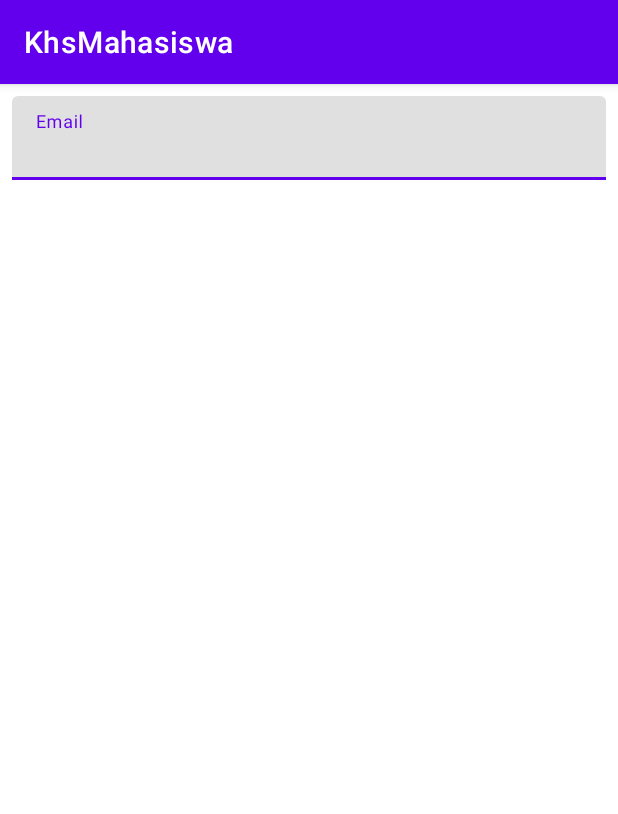
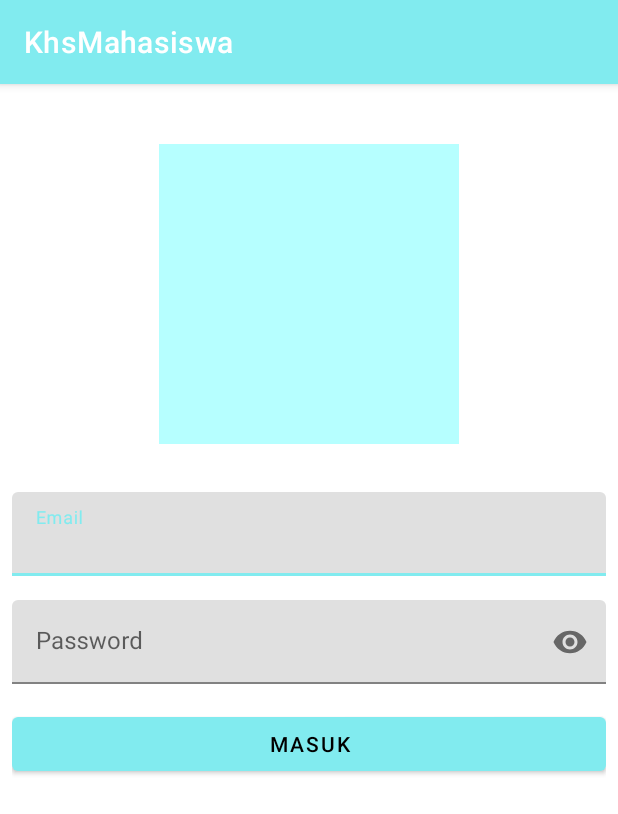
Before and after one commit to Tomjerry12345/KhsMahasiswa, an Android app: the screen it shows after launch (AutentikasiActivity), on a phone screen of 412 x 824 dp. Shown: the top 814 px of the screen. Run offline under Robolectric (Android 15) with nearby library versions, the phone set to English and light mode, and no system bars; our stand-ins replace Firebase (no records; nobody signed in at launch, a user with empty details on screens opened directly), data binding.

Commit message:
02/03/2022

```diff
--- a/app/build.gradle
+++ b/app/build.gradle
@@ -9,7 +9,7 @@ android {
     compileSdk 31
 
     defaultConfig {
-        applicationId "com.mybaseprojectandroid"
+        applicationId "com.khsmahasiswa"
         minSdk 21
         targetSdk 31
         versionCode 1
@@ -79,4 +79,7 @@ dependencies {
 
     // other
     implementation 'androidx.work:work-runtime:2.7.1'
+
+    // dialog progress
+    implementation 'com.github.d-max:spots-dialog:1.1@aar'
 }
--- a/app/src/main/java/com/khsmahasiswa/database/firebase/FirebaseDatabase.kt
+++ b/app/src/main/java/com/khsmahasiswa/database/firebase/FirebaseDatabase.kt
@@ -82,7 +82,7 @@ class FirebaseDatabase {
         }
     }
 
-    suspend fun login(path: String, username: String, password: String, msgSuccess: String, msgError: String): Response {
+    suspend fun login(path: String, username: String, password: String): Response {
         return try {
             val data = db.collection(path).whereEqualTo("username", username).get().await()
             var password1 = ""
@@ -92,7 +92,6 @@ class FirebaseDatabase {
                 Response.Error(
                     "Username tidak di temukan"
                 )
-
             } else {
                 // Check Password
                 for (i in data) {
@@ -106,8 +105,7 @@ class FirebaseDatabase {
                         val model = it.toObject(ExamplesModel::class.java)
                         SavedData.setObject(model)
                     }
-
-                    Response.Success("Sukses")
+                    Response.Success("sukses")
                 } else {
                     Response.Error("Password salah")
                 }
--- a/app/src/main/java/com/khsmahasiswa/ui/autentikasi/login/LoginFragment.kt
+++ b/app/src/main/java/com/khsmahasiswa/ui/autentikasi/login/LoginFragment.kt
@@ -3,15 +3,39 @@ package com.khsmahasiswa.ui.autentikasi.login
 import android.os.Bundle
 import android.view.View
 import androidx.fragment.app.Fragment
+import androidx.fragment.app.viewModels
 import com.khsmahasiswa.R
+import com.khsmahasiswa.database.firebase.FirebaseDatabase
+import com.khsmahasiswa.databinding.LoginFragmentBinding
+import com.khsmahasiswa.utils.network.Response
+import com.khsmahasiswa.utils.other.showDialog
+import com.khsmahasiswa.utils.other.showLogAssert
+import com.khsmahasiswa.utils.other.showToast
 
 class LoginFragment : Fragment(R.layout.login_fragment) {
 
-    private lateinit var viewModel: LoginViewModel
+    private val viewModel: LoginViewModel by viewModels {
+        LoginViewModel.Factory(FirebaseDatabase())
+    }
 
     override fun onViewCreated(view: View, savedInstanceState: Bundle?) {
         super.onViewCreated(view, savedInstanceState)
 
+        val binding = LoginFragmentBinding.bind(view)
+        binding.viewModel = viewModel
+
+        viewModel.response.observe(viewLifecycleOwner) { response ->
+            when(response) {
+                is Response.Changed -> TODO()
+                is Response.Error -> {
+                    showToast(requireContext(), response.error)
+                }
+                is Response.Success -> {
+                    showToast(requireContext(), response.succes)
+                }
+
+            }
+        }
     }
 
 }
--- a/app/src/main/java/com/khsmahasiswa/ui/autentikasi/login/LoginViewModel.kt
+++ b/app/src/main/java/com/khsmahasiswa/ui/autentikasi/login/LoginViewModel.kt
@@ -1,8 +1,44 @@
 package com.khsmahasiswa.ui.autentikasi.login
 
+import android.view.View
 import androidx.lifecycle.MutableLiveData
 import androidx.lifecycle.ViewModel
+import androidx.lifecycle.ViewModelProvider
+import androidx.lifecycle.viewModelScope
+import com.khsmahasiswa.database.firebase.FirebaseDatabase
+import com.khsmahasiswa.utils.network.Response
+import com.khsmahasiswa.utils.other.showDialog
+import com.khsmahasiswa.utils.other.showLogAssert
+import com.khsmahasiswa.utils.other.showToast
+import com.khsmahasiswa.utils.widget.checkEmpty
+import kotlinx.coroutines.launch
 
-class LoginViewModel : ViewModel() {
+class LoginViewModel(private val firebaseDatabase: FirebaseDatabase) : ViewModel() {
+
     val email = MutableLiveData<String>()
+    val password = MutableLiveData<String>()
+
+    val response = MutableLiveData<Response>()
+
+    fun onLogin(view: View) {
+        try {
+            val email = checkEmpty(email.value)
+            val password = checkEmpty(password.value)
+            val dialog = showDialog(view.context, "Sedang di proses")
+            viewModelScope.launch {
+                response.value = firebaseDatabase.login("users", email, password)
+                dialog.dismiss()
+            }
+        } catch (t: Throwable) {
+            showToast(view.context, t.message.toString())
+        }
+    }
+
+    class Factory(private val firebaseDatabase: FirebaseDatabase) : ViewModelProvider.Factory {
+        @Suppress("UNCHECKED_CAST")
+
+        override fun <T : ViewModel> create(modelClass: Class<T>): T {
+            return LoginViewModel(firebaseDatabase) as T
+        }
+    }
 }
--- a/app/src/main/res/layout/examples_firebase_notification_fragment.xml
+++ b/app/src/main/res/layout/examples_firebase_notification_fragment.xml
@@ -17,8 +17,7 @@
             android:layout_width="wrap_content"
             android:layout_height="wrap_content"
             android:layout_marginBottom="16dp"
-            android:layout_gravity="center_horizontal"
-            android:src="@drawable/firebase_lockup_400" />
+            android:layout_gravity="center_horizontal" />
 
         <TextView
             android:id="@+id/informationTextView"
--- a/app/src/main/res/layout/login_fragment.xml
+++ b/app/src/main/res/layout/login_fragment.xml
@@ -1,5 +1,6 @@
 <?xml version="1.0" encoding="utf-8"?>
 <layout xmlns:android="http://schemas.android.com/apk/res/android"
+    xmlns:app="http://schemas.android.com/apk/res-auto"
     xmlns:tools="http://schemas.android.com/tools">
 
     <data>
@@ -9,23 +10,58 @@
 
     </data>
 
-    <androidx.constraintlayout.widget.ConstraintLayout
+    <androidx.appcompat.widget.LinearLayoutCompat
         android:layout_width="match_parent"
         android:layout_height="match_parent"
         android:padding="8dp"
+        android:orientation="vertical"
         tools:context="com.khsmahasiswa.ui.autentikasi.login.LoginFragment">
+
+        <androidx.appcompat.widget.AppCompatImageView
+            android:layout_width="200dp"
+            android:layout_height="200dp"
+            android:src="@color/primary_light"
+            android:layout_gravity="center"
+            android:layout_marginTop="32dp"
+            android:layout_marginBottom="32dp"/>
 
         <com.google.android.material.textfield.TextInputLayout
             android:layout_width="match_parent"
-            android:layout_height="match_parent"
-            android:hint="Email">
+            android:layout_height="wrap_content"
+            android:hint="Email"
+            android:layout_marginBottom="16dp"
+            style="@style/OutlinedBox">
 
             <com.google.android.material.textfield.TextInputEditText
                 android:layout_width="match_parent"
                 android:layout_height="wrap_content"
-                checkEmpty="@={viewModel.email}"/>
+                android:text="@={viewModel.email}" />
 
         </com.google.android.material.textfield.TextInputLayout>
 
-    </androidx.constraintlayout.widget.ConstraintLayout>
+        <com.google.android.material.textfield.TextInputLayout
+            android:layout_width="match_parent"
+            android:layout_height="wrap_content"
+            android:hint="Password"
+            android:layout_marginBottom="16dp"
+            app:passwordToggleEnabled="true"
+            style="@style/OutlinedBox">
+
+            <com.google.android.material.textfield.TextInputEditText
+                android:layout_width="match_parent"
+                android:layout_height="wrap_content"
+                android:text="@={viewModel.password}"
+                android:inputType="textPassword"/>
+
+        </com.google.android.material.textfield.TextInputLayout>
+
+        <com.google.android.material.button.MaterialButton
+            android:layout_width="match_parent"
+            android:layout_height="wrap_content"
+            android:text="Masuk"
+            android:onClick="@{(view) -> viewModel.onLogin(view)}"
+            app:layout_constraintBottom_toBottomOf="parent"
+            tools:layout_editor_absoluteX="8dp" />
+
+    </androidx.appcompat.widget.LinearLayoutCompat>
 </layout>
--- a/app/src/main/res/values/colors.xml
+++ b/app/src/main/res/values/colors.xml
@@ -9,4 +9,8 @@
     <color name="white">#FFFFFFFF</color>
 
     <color name="red">#DF1818</color>
+
+    <color name="primary">#81ebef</color>
+    <color name="primary_light">#b6ffff</color>
+    <color name="primary_dark">#4ab8bd</color>
 </resources>
--- a/app/src/main/res/values/themes.xml
+++ b/app/src/main/res/values/themes.xml
@@ -2,9 +2,9 @@
     <!-- Base application theme. -->
     <style name="Theme.MyBaseProjectAndroid" parent="Theme.MaterialComponents.DayNight.DarkActionBar">
         <!-- Primary brand color. -->
-        <item name="colorPrimary">@color/purple_500</item>
-        <item name="colorPrimaryVariant">@color/purple_700</item>
-        <item name="colorOnPrimary">@color/white</item>
+        <item name="colorPrimary">@color/primary</item>
+        <item name="colorPrimaryVariant">@color/primary_dark</item>
+        <item name="colorOnPrimary">@color/black</item>
         <!-- Secondary brand color. -->
         <item name="colorSecondary">@color/teal_200</item>
         <item name="colorSecondaryVariant">@color/teal_700</item>
@@ -13,4 +13,5 @@
         <item name="android:statusBarColor" tools:targetApi="l">?attr/colorPrimaryVariant</item>
         <!-- Customize your theme here. -->
     </style>
+    <style name="OutlinedBox">@style/Widget.MaterialComponents.TextInputLayout.OutlinedBox</style>
 </resources>
--- a/settings.gradle
+++ b/settings.gradle
@@ -3,7 +3,6 @@ pluginManagement {
         gradlePluginPortal()
         google()
         mavenCentral()
-        maven { url "https://oss.sonatype.org/content/repositories/snapshots" }
     }
 }
 dependencyResolutionManagement {
@@ -11,6 +10,8 @@ dependencyResolutionManagement {
     repositories {
         google()
         mavenCentral()
+        maven { url "https://jitpack.io" }
+        jcenter()
     }
 }
 rootProject.name = "MyBaseProjectAndroid"
```
Also changed, not shown: app/src/main/java/com/khsmahasiswa/utils/other/Output.kt (+11 -0 lines), app/src/main/java/com/khsmahasiswa/utils/widget/Validator.kt (+2 -9 lines).
